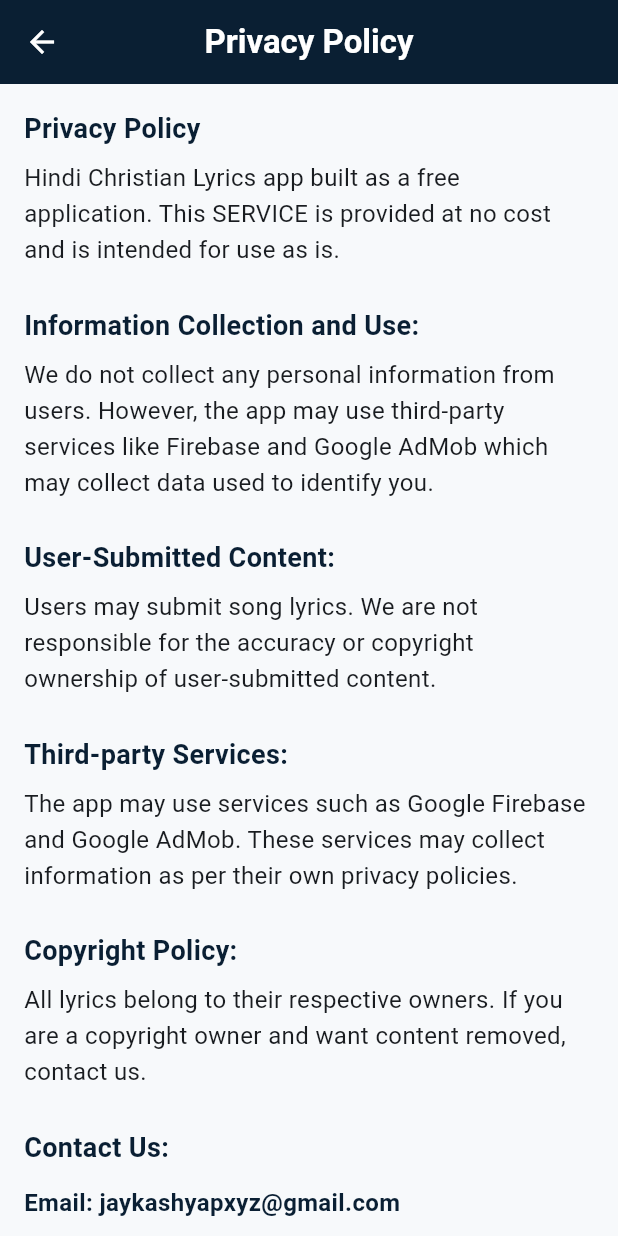
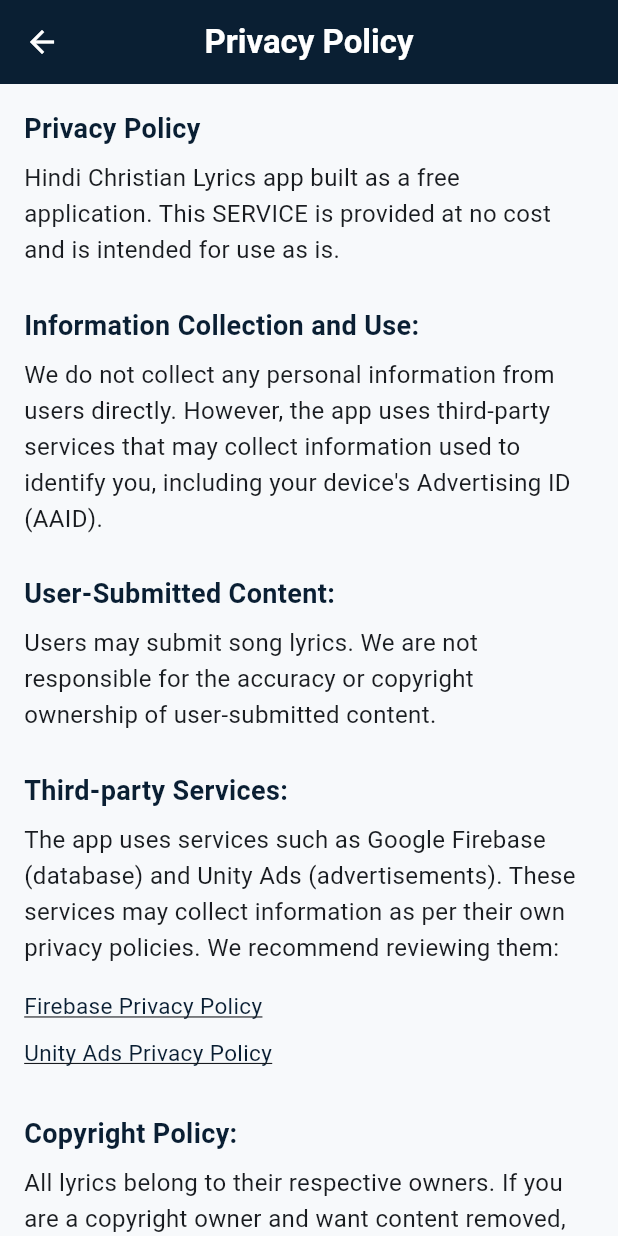
Before and after one commit to SurajChaurasia84/Hindi-Christian-Songs, a Flutter app: the screen it shows after launch, in the side drawer, after a tap on "Privacy Policy", on a phone screen of 412 x 824 dp. Run offline on Flutter 3.47's test engine with Material 3 defaults, Android fonts, the phone set to English and light mode, and no system bars; our stand-ins replace cloud_firestore, firebase_core, shared_preferences, wakelock_plus; missing offline and left inert: unity_ads_plugin; accounts and stored records are empty; generated files the repository leaves out were written again.

Commit message:
Integrated Unity Ads

```diff
--- a/lib/main.dart
+++ b/lib/main.dart
@@ -7,11 +7,17 @@ import 'screens/home_page.dart';
 import 'theme/app_theme.dart';
 import 'theme/theme_provider.dart';
 
+import 'services/ad_service.dart';
+
 void main() async {
   WidgetsFlutterBinding.ensureInitialized();
   await Firebase.initializeApp(
     options: DefaultFirebaseOptions.android,
   );
+
+  // Initialize Unity Ads
+  AdService.init();
+
   runApp(
     MultiProvider(
       providers: [
--- a/lib/screens/home_page.dart
+++ b/lib/screens/home_page.dart
@@ -7,6 +7,8 @@ import 'lyrics_detail_screen.dart';
 import 'privacy_policy_screen.dart';
 import '../providers/favorites_provider.dart';
 import '../theme/theme_provider.dart';
+import 'package:unity_ads_plugin/unity_ads_plugin.dart';
+import '../services/ad_service.dart';
 
 class HomePage extends StatefulWidget {
   const HomePage({super.key});
@@ -467,6 +469,26 @@ class _HomePageState extends State<HomePage> {
                     },
                   ),
                 ),
+                ListenableBuilder(
+                  listenable: AdService.instance,
+                  builder: (context, child) {
+                    if (!AdService.isInitialized) return const SizedBox.shrink();
+                    return SafeArea(
+                      child: Container(
+                        height: 50,
+                        alignment: Alignment.center,
+                        child: UnityBannerAd(
+                          placementId: AdService.bannerAdUnitId,
+                          size: BannerSize.standard,
+                          onLoad: (placementId) => print('Banner loaded: $placementId'),
+                          onClick: (placementId) => print('Banner clicked: $placementId'),
+                          onFailed: (placementId, error, message) =>
+                              print('Banner failed: $placementId, [$error] $message'),
+                        ),
+                      ),
+                    );
+                  },
+                ),
               ],
             ),
           ],
--- a/lib/screens/privacy_policy_screen.dart
+++ b/lib/screens/privacy_policy_screen.dart
@@ -28,7 +28,7 @@ class PrivacyPolicyScreen extends StatelessWidget {
             _buildSectionTitle('Information Collection and Use:', theme),
             const SizedBox(height: 8),
             const Text(
-              'We do not collect any personal information from users. However, the app may use third-party services like Firebase and Google AdMob which may collect data used to identify you.',
+              'We do not collect any personal information from users directly. However, the app uses third-party services that may collect information used to identify you, including your device\'s Advertising ID (AAID).',
               style: TextStyle(fontSize: 16),
             ),
             const SizedBox(height: 24),
@@ -44,9 +44,12 @@ class PrivacyPolicyScreen extends StatelessWidget {
             _buildSectionTitle('Third-party Services:', theme),
             const SizedBox(height: 8),
             const Text(
-              'The app may use services such as Google Firebase and Google AdMob. These services may collect information as per their own privacy policies.',
+              'The app uses services such as Google Firebase (database) and Unity Ads (advertisements). These services may collect information as per their own privacy policies. We recommend reviewing them:',
               style: TextStyle(fontSize: 16),
             ),
+            const SizedBox(height: 12),
+            _buildLink('Firebase Privacy Policy', 'https://firebase.google.com/support/privacy', theme),
+            _buildLink('Unity Ads Privacy Policy', 'https://unity.com/legal/privacy-policy', theme),
             const SizedBox(height: 24),
 
             _buildSectionTitle('Copyright Policy:', theme),
@@ -101,6 +104,23 @@ class PrivacyPolicyScreen extends StatelessWidget {
     );
   }
 
+  Widget _buildLink(String text, String url, ThemeData theme) {
+    return InkWell(
+      onTap: () => launchUrl(Uri.parse(url)),
+      child: Padding(
+        padding: const EdgeInsets.symmetric(vertical: 4.0),
+        child: Text(
+          text,
+          style: TextStyle(
+            color: theme.colorScheme.primary,
+            decoration: TextDecoration.underline,
+            fontSize: 15,
+          ),
+        ),
+      ),
+    );
+  }
+
   Widget _buildSectionTitle(String title, ThemeData theme) {
     return Text(
       title,
--- a/pubspec.yaml
+++ b/pubspec.yaml
@@ -40,6 +40,7 @@ dependencies:
   firebase_core: ^2.24.2
   cloud_firestore: ^4.14.0
   wakelock_plus: ^1.2.8
+  unity_ads_plugin: ^0.3.30
 
 dev_dependencies:
   flutter_test:
```
Also changed, not shown: lib/screens/lyrics_detail_screen.dart (+31 -1 lines), lib/services/ad_service.dart (added, +74 -0 lines), pubspec.lock, 2 other files.
